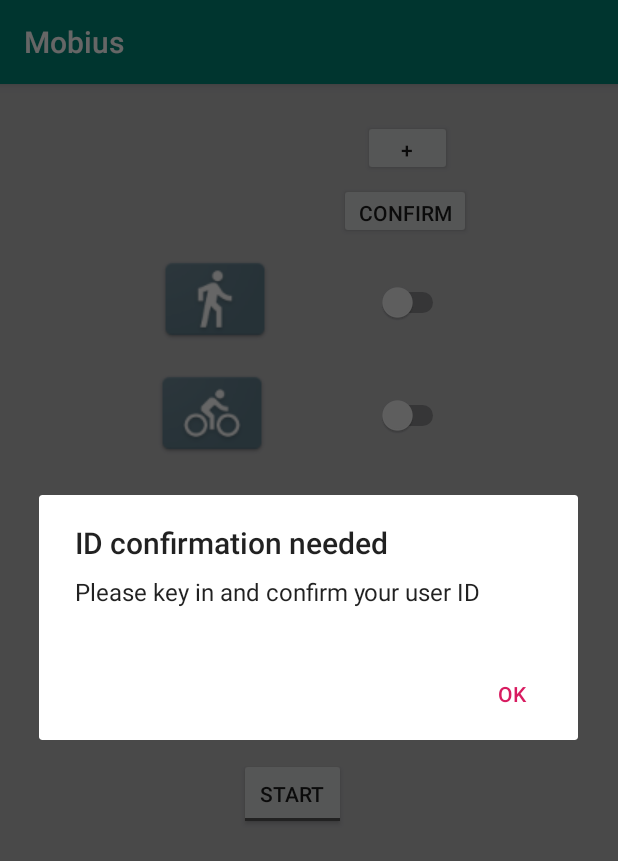
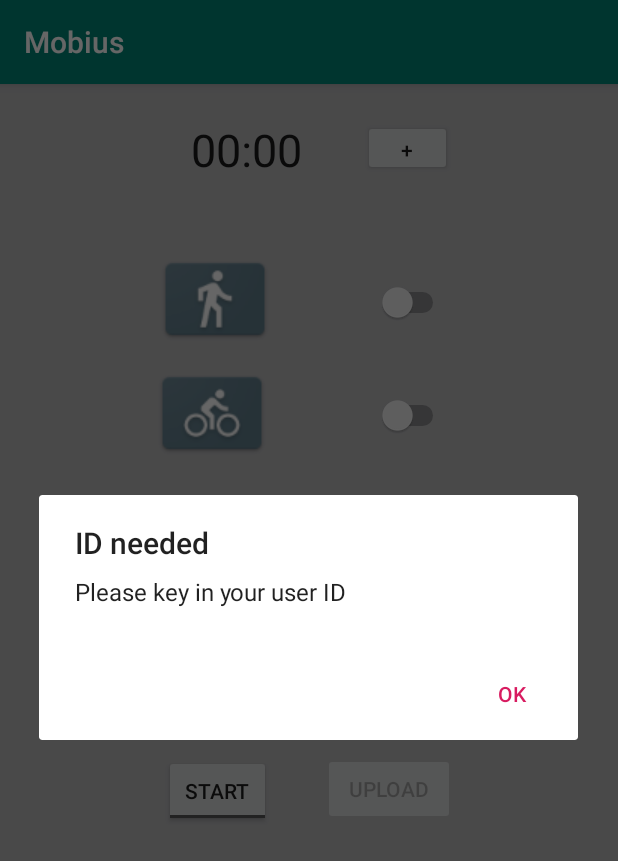
Before and after one commit to khaleelasyraaf/Mobius_Client, an Android app: the screen it shows after launch (MainActivity), after a tap on "START", on a phone screen of 412 x 824 dp. Shown: the top 861 px of the screen. Run offline under Robolectric (Android 15) with nearby library versions, the phone set to English and light mode, and no system bars.

Commit message:
+ button now will add and confirm the user ID. Upload button to zip/upload to the serve/delete files is enabled only after the user pressed Stop. Chronometer starts and pauses depending on the toggle button. Chronometer resets after the upload button has been pressed.

```diff
--- a/app/src/main/java/com/example/mobius/DialogID.java
+++ b/app/src/main/java/com/example/mobius/DialogID.java
@@ -17,7 +17,7 @@ public class DialogID extends AppCompatDialogFragment {
 
     @Override
     public Dialog onCreateDialog(Bundle savedInstanceState) {
-        AlertDialog.Builder builder = new AlertDialog.Builder(getActivity());
+        final AlertDialog.Builder builder = new AlertDialog.Builder(getActivity());
 
         LayoutInflater inflater = getActivity().getLayoutInflater();
         View view = inflater.inflate(R.layout.layout_dialog_id, null);
--- a/app/src/main/java/com/example/mobius/MainActivity.java
+++ b/app/src/main/java/com/example/mobius/MainActivity.java
@@ -17,6 +17,7 @@ import android.hardware.SensorManager;
 import android.os.Bundle;
 import android.os.Environment;
 import android.os.Handler;
+import android.os.SystemClock;
 import android.support.v4.app.ActivityCompat;
 import android.support.v4.content.ContextCompat;
 import android.support.v7.app.AppCompatActivity;
@@ -24,6 +25,7 @@ import android.util.Log;
 import android.view.View;
 import android.view.inputmethod.InputMethodManager;
 import android.widget.Button;
+import android.widget.Chronometer;
 import android.widget.CompoundButton;
 import android.widget.EditText;
 import android.widget.ImageView;
@@ -43,7 +45,7 @@ import static android.hardware.SensorManager.SENSOR_DELAY_GAME;
 public class MainActivity extends AppCompatActivity implements SensorEventListener, DialogID.DialogIDListener {
 
     // UI controls
-    private Button myAddIdBtn, myConfirmIdBtn;
+    private Button myAddIdBtn, myUploadBtn;
     private ToggleButton myStartStopToggle;
 
     private TextView myTextID;
@@ -59,6 +61,10 @@ public class MainActivity extends AppCompatActivity implements SensorEventListen
     public static final String SWITCH_CAR = "switchCar";
 
     public static final String TOGGLE_START_STOP = "toggleStartStop";
+
+    private Chronometer myChronometer;
+    private long pauseOffset;
+    private boolean chronometerRunning;
 
     private SensorManager SM;
     Sensor myAccelerometer, myGyroscope;
@@ -130,7 +136,7 @@ public class MainActivity extends AppCompatActivity implements SensorEventListen
         //UI widgets
         myStartStopToggle = (ToggleButton)findViewById(R.id.toggleStartStopBtn);
         myAddIdBtn = (Button) findViewById(R.id.buttonAddID);
-        myConfirmIdBtn = (Button) findViewById(R.id.buttonConfirmID);
+        myUploadBtn = (Button) findViewById(R.id.buttonUpload);
 
         myTextID = (TextView) findViewById(R.id.textID);
 
@@ -144,6 +150,8 @@ public class MainActivity extends AppCompatActivity implements SensorEventListen
         trainIcon = (ImageView)findViewById(R.id.trainIcon);
         busIcon = (ImageView)findViewById(R.id.busIcon);
         carIcon = (ImageView)findViewById(R.id.carIcon);
+
+        myChronometer = findViewById(R.id.chronometer);
 
         //endregion
 
@@ -181,6 +189,8 @@ public class MainActivity extends AppCompatActivity implements SensorEventListen
         FILENAME3 = currentDatetime + "_selfreport.csv";
 
         isIDgiven = false;
+
+        myUploadBtn.setEnabled(false);
     }
 
 
@@ -196,6 +206,8 @@ public class MainActivity extends AppCompatActivity implements SensorEventListen
 
                 startEverything();
                 saveToggle();
+
+                myUploadBtn.setEnabled(false);
             }
             else
             {
@@ -224,6 +236,8 @@ public class MainActivity extends AppCompatActivity implements SensorEventListen
 
                 AlertDialog dialog = builder.create();
                 dialog.show();
+
+                myUploadBtn.setEnabled(true);
             }
         }
     };
@@ -333,20 +347,7 @@ public class MainActivity extends AppCompatActivity implements SensorEventListen
     @Override
     protected void onStop() {
         super.onStop();
-        Log.d("onStop", "zipped files");
-
-        String zipName = "ID_" + myTextID.getText().toString() + "_" + currentDatetime + ".zip";
-        if (FileHelper.zip(dataPath, zipPath, zipName, filesZipped)){
-            // TODO DONT REMEMBER TO ACTIVATE THIS AGAIN
-//            new FileSender().execute(zipPath, zipName, myTextID.getText().toString());
-            // delete Files in data Folder (they just got zipped
-            java.io.File files = new java.io.File(dataPath);
-            java.io.File[] fileList = files.listFiles();
-            for (java.io.File file : fileList) {
-                file.delete();
-            }
-            Log.d("Delete", "Data Files deleted");
-        }
+        Log.d("onStop", "onStop");
     }
 
     @Override
@@ -535,7 +536,8 @@ public class MainActivity extends AppCompatActivity implements SensorEventListen
             startSensors();
             startGPS();
             startService();
-            //saveButtons();
+
+            startChronometer();
 
             Log.d("Sensors", "Sensors Button Pressed");
 //        Toast.makeText(MainActivity.this, "Sensors activated", Toast.LENGTH_SHORT).show();
@@ -544,8 +546,8 @@ public class MainActivity extends AppCompatActivity implements SensorEventListen
         {
             AlertDialog.Builder builder = new AlertDialog.Builder(context);
             builder.setCancelable(true);
-            builder.setTitle("ID confirmation needed");
-            builder.setMessage("Please key in and confirm your user ID");
+            builder.setTitle("ID needed");
+            builder.setMessage("Please key in your user ID");
             builder.setPositiveButton("Ok",
                     new DialogInterface.OnClickListener() {
                         @Override
@@ -565,12 +567,32 @@ public class MainActivity extends AppCompatActivity implements SensorEventListen
         IsDataRequested = false;
         SM.unregisterListener(MainActivity.this);
         stopGPS();
-//        stopSensors();
         stopService();
-        //saveButtons();
+
+        pauseChronometer();
 
         Log.d("Sensors", "Sensors stopped");
-//        Toast.makeText(MainActivity.this, "Sensors stopped and zipped", Toast.LENGTH_SHORT).show();
+    }
+
+    public void startChronometer() {
+        if(!chronometerRunning) {
+            myChronometer.setBase(SystemClock.elapsedRealtime() - pauseOffset);
+            myChronometer.start();
+            chronometerRunning = true;
+        }
+    }
+
+    public void pauseChronometer() {
+        if(chronometerRunning) {
+            myChronometer.stop();
+            pauseOffset = SystemClock.elapsedRealtime() - myChronometer.getBase();
+            chronometerRunning = false;
+        }
+    }
+
+    public void resetChronometer() {
+        myChronometer.setBase(SystemClock.elapsedRealtime());
+        pauseOffset = 0;
     }
 
     public void addID(View v) {
@@ -585,13 +607,11 @@ public class MainActivity extends AppCompatActivity implements SensorEventListen
     @Override
     public void applyTexts(String userID) {
         myTextID.setText(userID);
-    }
-
-    public void confirmID(View v) {
 
         isIDgiven = !myTextID.getText().toString().equals("");
 
         if (isIDgiven) {
+
             FILENAME1 = "ID_" + myTextID.getText().toString() + "_" + FILENAME1;
             FILENAME2 = "ID_" + myTextID.getText().toString() + "_" + FILENAME2;
             FILENAME3 = "ID_" + myTextID.getText().toString() + "_" + FILENAME3;
@@ -602,7 +622,37 @@ public class MainActivity extends AppCompatActivity implements SensorEventListen
         else
         {
             Log.d("ID", "No ID given");
-            Toast.makeText(MainActivity.this, "No ID given", Toast.LENGTH_SHORT).show();
         }
     }
+
+    public void uploadFiles(View v) {
+        String zipName = "ID_" + myTextID.getText().toString() + "_" + currentDatetime + ".zip";
+        if (FileHelper.zip(dataPath, zipPath, zipName, filesZipped)){
+            // TODO DONT REMEMBER TO ACTIVATE THIS AGAIN
+//            new FileSender().execute(zipPath, zipName, myTextID.getText().toString());
+            // delete Files in data Folder (they just got zipped
+            java.io.File files = new java.io.File(dataPath);
+            java.io.File[] fileList = files.listFiles();
+            for (java.io.File file : fileList) {
+                file.delete();
+            }
+            Log.d("Delete", "Data Files deleted");
+        }
+
+        AlertDialog.Builder builder = new AlertDialog.Builder(context);
+        builder.setCancelable(true);
+        builder.setMessage("Files have been successfully uploaded");
+        builder.setPositiveButton("Ok",
+                new DialogInterface.OnClickListener() {
+                    @Override
+                    public void onClick(DialogInterface dialog, int which) {
+                    }
+                });
+
+        AlertDialog dialog = builder.create();
+        dialog.show();
+
+        resetChronometer();
+        myUploadBtn.setEnabled(false);
+    }
 }
--- a/app/src/main/res/layout/activity_main.xml
+++ b/app/src/main/res/layout/activity_main.xml
@@ -11,6 +11,15 @@
     android:focusableInTouchMode="true"
     tools:context=".MainActivity">
 
+    <Chronometer
+        android:id="@+id/chronometer"
+        android:layout_width="wrap_content"
+        android:layout_height="wrap_content"
+        android:layout_alignParentStart="true"
+        android:layout_alignParentTop="true"
+        android:layout_marginStart="127dp"
+        android:layout_marginTop="23dp"
+        android:textSize="30sp" />
 
     <ImageView
         android:id="@+id/walkIcon"
@@ -132,8 +141,8 @@
         android:layout_alignParentStart="true"
         android:layout_alignParentTop="true"
         android:layout_centerHorizontal="true"
-        android:layout_marginStart="159dp"
-        android:layout_marginTop="449dp"
+        android:layout_marginStart="109dp"
+        android:layout_marginTop="447dp"
         android:text="ToggleButton"
         android:textOff="Start"
         android:textOn="Stop" />
@@ -161,14 +170,14 @@
         android:text="+" />
 
     <Button
-        android:id="@+id/buttonConfirmID"
+        android:id="@+id/buttonUpload"
         android:layout_width="wrap_content"
-        android:layout_height="37dp"
+        android:layout_height="wrap_content"
         android:layout_alignParentStart="true"
         android:layout_alignParentTop="true"
-        android:layout_marginStart="226dp"
-        android:layout_marginTop="66dp"
-        android:onClick="confirmID"
-        android:text="Confirm" />
+        android:layout_marginStart="215dp"
+        android:layout_marginTop="446dp"
+        android:onClick="uploadFiles"
+        android:text="Upload" />
 
 </RelativeLayout>
```
